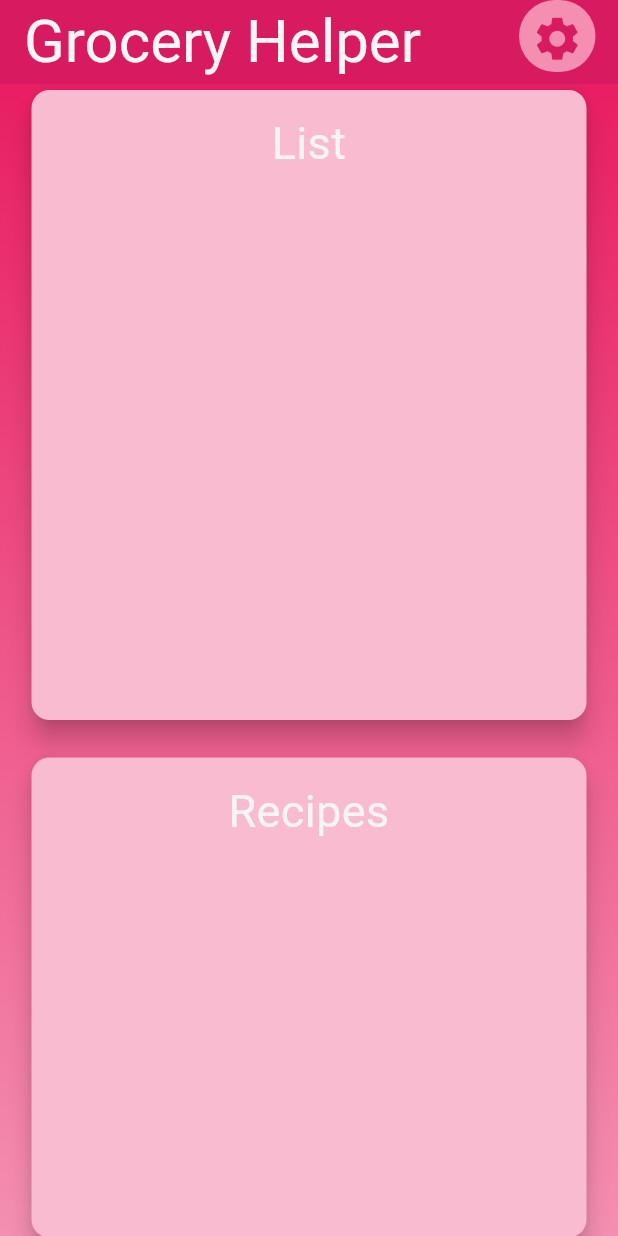
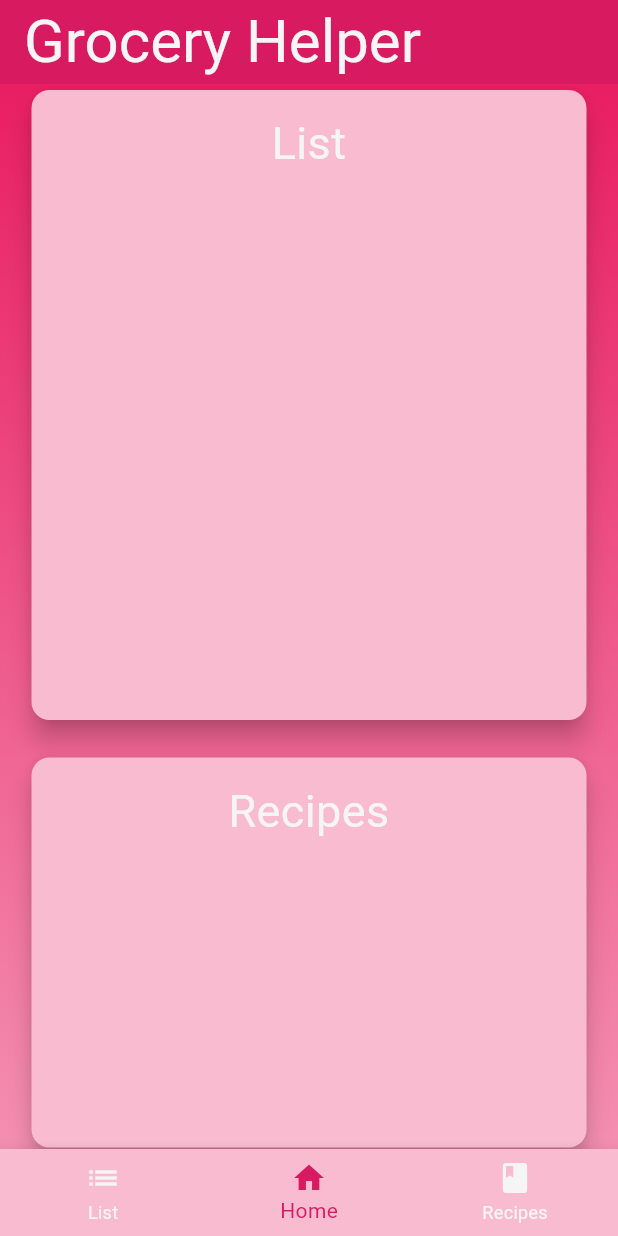
Before and after one commit to Haimenar/grocery_list_helper, a Flutter app: the screen it shows after launch, on a phone screen of 412 x 824 dp. Run offline on Flutter 3.47's test engine with Material 3 defaults, Android fonts, the phone set to English and light mode, and no system bars.

Commit message:
Added bottom navigation bar and removed app bars from secondary screens.

```diff
--- a/lib/main.dart
+++ b/lib/main.dart
@@ -6,8 +6,18 @@ void main() {
   runApp(GroceryHelperMain());
 }
 
-class GroceryHelperMain extends StatelessWidget {
-  GroceryHelperMain({super.key});
+class GroceryHelperMain extends StatefulWidget {
+  @override
+  _GroceryHelperMainState createState() => _GroceryHelperMainState();
+}
+
+class _GroceryHelperMainState extends State<GroceryHelperMain> {
+  int _currentIndex = 1;
+  final List<Widget> _screens = [
+    GroceryListScreen(),
+    GroceryHelperScreen(),
+    RecipeListScreen(),
+  ];
 
   @override
   Widget build(BuildContext context) {
@@ -18,33 +28,43 @@ class GroceryHelperMain extends StatelessWidget {
           elevation: 0.0,
           title: Text(
             "Grocery Helper",
-            style: TextStyle(
-              fontSize: 40,
-              color: Colors.grey[100],
+            style: TextStyle(fontSize: 40, color: Colors.grey[100]),
           ),
         ),
-          actions: <Widget>[
-            Padding(
-              padding: const EdgeInsets.only(right: 15.0, bottom: 8.0),
-              child: IconButton.filled(
-                icon: const Icon(Icons.settings),
-                iconSize: 35,
-                color: Colors.pink[600],
-                tooltip: "Open Settings",
-                onPressed: () {},
-                style: ButtonStyle(
-                  backgroundColor: WidgetStateProperty.all(Colors.pink[200]),
+        body: _screens[_currentIndex],
+        bottomNavigationBar: BottomNavigationBar(
+          currentIndex: _currentIndex,
+          onTap: (index) => setState(() => _currentIndex = index),
+          backgroundColor: Colors.pink[100],
+          selectedItemColor: Colors.pink[600],
+          unselectedItemColor: Colors.grey[100],
+          items: const [
+            BottomNavigationBarItem(
+              icon: Icon(Icons.list),
+              label: "List",
+            ),
+            BottomNavigationBarItem(
+              icon: Icon(Icons.home),
+              label: "Home",
+            ),
+            BottomNavigationBarItem(
+              icon: Icon(Icons.book),
+              label: "Recipes",
+            ),
+          ],
         ),
       ),
-            )          ],
-        ),
-        body: Container(
+    );
+  }
+}
+
+class GroceryHelperScreen extends StatelessWidget {
+  @override
+  Widget build(BuildContext context) {
+    return Container(
       decoration: BoxDecoration(
         gradient: LinearGradient(
-              colors: [
-                Colors.pink[500]!,
-                Colors.pink[200]!,
-              ],
+          colors: [Colors.pink[500]!, Colors.pink[200]!],
           begin: Alignment.topCenter,
           end: Alignment.bottomCenter,
         ),
@@ -52,12 +72,12 @@ class GroceryHelperMain extends StatelessWidget {
       child: SafeArea(
         child: Column(
           mainAxisAlignment: MainAxisAlignment.spaceEvenly,
-              children: <Widget>[
+          children: [
             Container(
               margin: const EdgeInsets.symmetric(horizontal: 17.0),
               child: Column(
                 mainAxisAlignment: MainAxisAlignment.center,
-                    children: <Widget>[
+                children: [
                   GroceryListPreview(),
                   const SizedBox(height: 17.0),
                   RecipesPreview(),
@@ -67,29 +87,18 @@ class GroceryHelperMain extends StatelessWidget {
           ],
         ),
       ),
-        ),
-      ),
     );
   }
 }
 
 class GroceryListPreview extends StatelessWidget {
-  GroceryListPreview({super.key});
-
   @override
   Widget build(BuildContext context) {
-    return Builder(
-      builder: (context) {
     return InkWell(
-          onTap: () {
-            // Use this context that has access to a Navigator
-            Navigator.push(
+      onTap: () => Navigator.push(
         context,
-              MaterialPageRoute(
-                builder: (context) => GroceryListScreen(),
+        MaterialPageRoute(builder: (context) => GroceryListScreen()),
       ),
-            );
-          },
       child: Card(
         elevation: 7.0,
         color: Colors.pink[100],
@@ -104,10 +113,7 @@ class GroceryListPreview extends StatelessWidget {
                 padding: const EdgeInsets.only(top: 4.0),
                 child: Text(
                   "List",
-                      style: TextStyle(
-                        fontSize: 30,
-                        color: Colors.grey[100],
-                      ),
+                  style: TextStyle(fontSize: 30, color: Colors.grey[100]),
                   textAlign: TextAlign.center,
                 ),
               ),
@@ -116,27 +122,17 @@ class GroceryListPreview extends StatelessWidget {
         ),
       ),
     );
-      },
-    );
-
   }
 }
 
 class RecipesPreview extends StatelessWidget {
-  RecipesPreview({super.key});
-
   @override
   Widget build(BuildContext context) {
     return InkWell(
-      onTap: () {
-        // Use this context that has access to a Navigator
-        Navigator.push(
+      onTap: () => Navigator.push(
         context,
-          MaterialPageRoute(
-            builder: (context) => RecipeListScreen(),
+        MaterialPageRoute(builder: (context) => RecipeListScreen()),
       ),
-        );
-      },
       child: Card(
         elevation: 7.0,
         color: Colors.pink[100],
@@ -144,17 +140,14 @@ class RecipesPreview extends StatelessWidget {
           padding: const EdgeInsets.all(10.0),
           child: SizedBox(
             width: double.infinity,
-            height: 300.0,
+            height: 240.0,
             child: Align(
               alignment: Alignment.topCenter,
               child: Padding(
                 padding: const EdgeInsets.only(top: 4.0),
                 child: Text(
                   "Recipes",
-                  style: TextStyle(
-                    fontSize: 30,
-                    color: Colors.grey[100],
-                  ),
+                  style: TextStyle(fontSize: 30, color: Colors.grey[100]),
                   textAlign: TextAlign.center,
                 ),
               ),
@@ -163,6 +156,5 @@ class RecipesPreview extends StatelessWidget {
         ),
       ),
     );
-
   }
 }
```
Also changed, not shown: lib/grocery_list_screen.dart (+2 -13 lines), lib/recipe_list_screen.dart (+2 -13 lines). Lines whose indentation alone changed are shown as unchanged.
